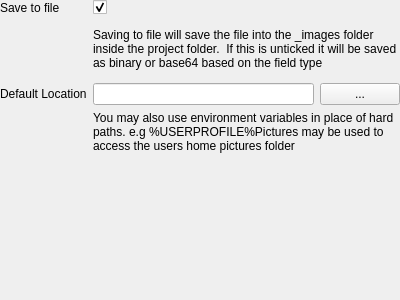
Above: src/configmanager/editorwidgets/uifiles/ui_photowidget_config.ui from roam-qgis/Roam before the change. Below: the same form after it.
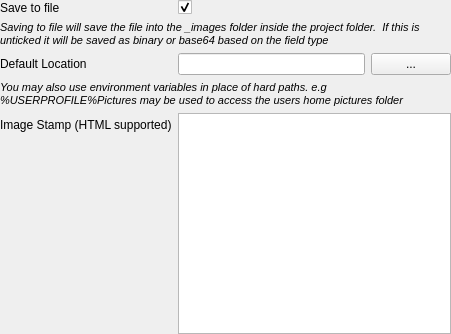
That is the form after the change.

Commit message: Add image stamp support to camera and drawing pad

```diff
--- a/src/configmanager/editorwidgets/uifiles/ui_photowidget_config.ui
+++ b/src/configmanager/editorwidgets/uifiles/ui_photowidget_config.ui
@@ -6,25 +6,45 @@
    <rect>
     <x>0</x>
     <y>0</y>
-    <width>400</width>
-    <height>300</height>
+    <width>451</width>
+    <height>334</height>
    </rect>
   </property>
   <property name="windowTitle">
    <string>Form</string>
   </property>
   <layout class="QFormLayout" name="formLayout">
+   <property name="fieldGrowthPolicy">
+    <enum>QFormLayout::AllNonFixedFieldsGrow</enum>
+   </property>
    <property name="margin">
     <number>0</number>
    </property>
-   <item row="2" column="0">
+   <item row="1" column="0">
+    <widget class="QLabel" name="label_2">
+     <property name="text">
+      <string>Save to file</string>
+     </property>
+    </widget>
+   </item>
+   <item row="1" column="1">
+    <widget class="QCheckBox" name="savetofileCheck">
+     <property name="text">
+      <string/>
+     </property>
+     <property name="checked">
+      <bool>true</bool>
+     </property>
+    </widget>
+   </item>
+   <item row="4" column="0">
     <widget class="QLabel" name="label_3">
      <property name="text">
       <string>Default Location</string>
      </property>
     </widget>
    </item>
-   <item row="2" column="1">
+   <item row="4" column="1">
     <layout class="QHBoxLayout" name="horizontalLayout">
      <item>
       <widget class="QLineEdit" name="defaultLocationText"/>
@@ -38,35 +58,24 @@
      </item>
     </layout>
    </item>
-   <item row="3" column="1">
-    <widget class="QLabel" name="label">
+   <item row="8" column="0">
+    <widget class="QLabel" name="label_5">
      <property name="text">
-      <string>You may also use environment variables in place of hard paths. e.g %USERPROFILE%Pictures may be used to access the users home pictures folder </string>
+      <string>Image Stamp (HTML supported)</string>
      </property>
-     <property name="wordWrap">
-      <bool>true</bool>
-     </property>
     </widget>
    </item>
-   <item row="0" column="0">
-    <widget class="QLabel" name="label_2">
-     <property name="text">
-      <string>Save to file</string>
-     </property>
-    </widget>
+   <item row="8" column="1">
+    <widget class="QPlainTextEdit" name="imageStampText"/>
    </item>
-   <item row="0" column="1">
-    <widget class="QCheckBox" name="savetofileCheck">
-     <property name="text">
-      <string/>
-     </property>
-     <property name="checked">
-      <bool>true</bool>
-     </property>
-    </widget>
-   </item>
-   <item row="1" column="1">
+   <item row="2" column="0" colspan="2">
     <widget class="QLabel" name="label_4">
+     <property name="font">
+      <font>
+       <pointsize>8</pointsize>
+       <italic>true</italic>
+      </font>
+     </property>
      <property name="text">
       <string>Saving to file will save the file into the _images folder inside the project folder.  If this is unticked it will be saved as binary or base64 based on the field type </string>
      </property>
@@ -75,6 +84,22 @@
      </property>
     </widget>
    </item>
+   <item row="5" column="0" colspan="2">
+    <widget class="QLabel" name="label">
+     <property name="font">
+      <font>
+       <pointsize>8</pointsize>
+       <italic>true</italic>
+      </font>
+     </property>
+     <property name="text">
+      <string>You may also use environment variables in place of hard paths. e.g %USERPROFILE%Pictures may be used to access the users home pictures folder </string>
+     </property>
+     <property name="wordWrap">
+      <bool>true</bool>
+     </property>
+    </widget>
+   </item>
   </layout>
  </widget>
  <resources/>
```
The commit also changes 10 other files.
